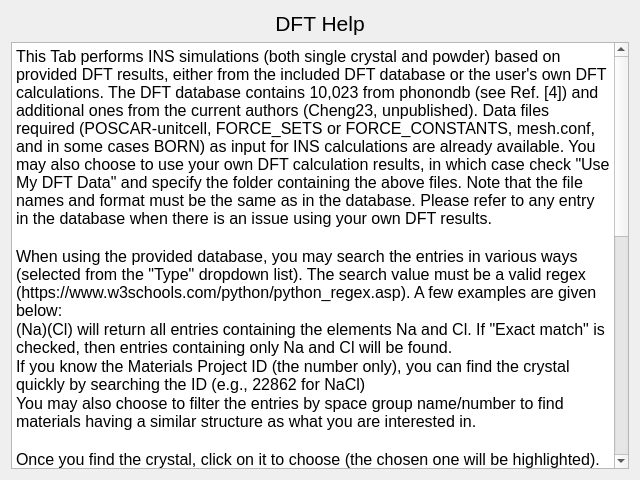
Before: the Qt Designer form src/inspired/gui/help_dft.ui in neutrons/inspired, drawn with Qt 5.
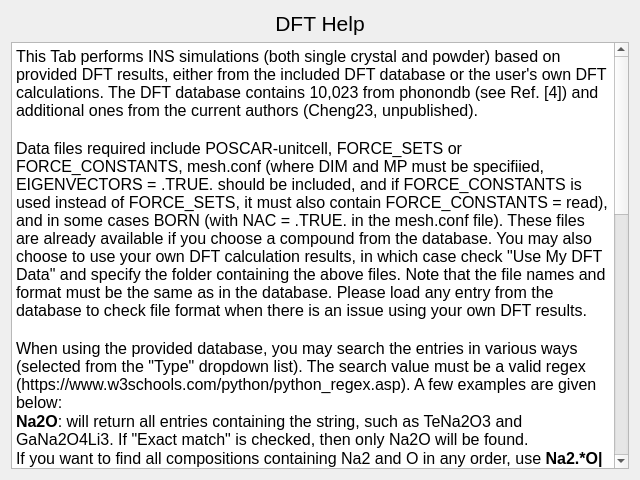
After: the same form once the commit is applied.

Commit message:
new dft database and mlff with new interface (#8)
* new dft database and mlff

* Update config

* updated DFT help

* include nac in dispersion

* allow manual sc dim in mlff

* fix reference

* pip flags and url for torch related packages

* github actions and pyproject updated based on the pip dependencies changes

---------

Patch:
```diff
--- a/src/inspired/gui/help_dft.ui
+++ b/src/inspired/gui/help_dft.ui
@@ -31,16 +31,19 @@
 li.unchecked::marker { content: &quot;\2610&quot;; }
 li.checked::marker { content: &quot;\2612&quot;; }
 &lt;/style&gt;&lt;/head&gt;&lt;body style=&quot; font-family:'Segoe UI'; font-size:9pt; font-weight:400; font-style:normal;&quot;&gt;
-&lt;p style=&quot; margin-top:0px; margin-bottom:0px; margin-left:0px; margin-right:0px; -qt-block-indent:0; text-indent:0px;&quot;&gt;&lt;span style=&quot; font-size:12pt;&quot;&gt;This Tab performs INS simulations (both single crystal and powder) based on provided DFT results, either from the included DFT database or the user's own DFT calculations. The DFT database contains 10,023 from phonondb (see Ref. [4]) and additional ones from the current authors (Cheng23, unpublished). Data files required (POSCAR-unitcell, FORCE_SETS or FORCE_CONSTANTS, mesh.conf, and in some cases BORN) as input for INS calculations are already available. You may also choose to use your own DFT calculation results, in which case check &amp;quot;Use My DFT Data&amp;quot; and specify the folder containing the above files. Note that the file names and format must be the same as in the database. Please refer to any entry in the database when there is an issue using your own DFT results.&lt;/span&gt;&lt;/p&gt;
+&lt;p style=&quot; margin-top:0px; margin-bottom:0px; margin-left:0px; margin-right:0px; -qt-block-indent:0; text-indent:0px;&quot;&gt;&lt;span style=&quot; font-size:12pt;&quot;&gt;This Tab performs INS simulations (both single crystal and powder) based on provided DFT results, either from the included DFT database or the user's own DFT calculations. The DFT database contains 10,023 from phonondb (see Ref. [4]) and additional ones from the current authors (Cheng23, unpublished). &lt;/span&gt;&lt;/p&gt;
+&lt;p style=&quot;-qt-paragraph-type:empty; margin-top:0px; margin-bottom:0px; margin-left:0px; margin-right:0px; -qt-block-indent:0; text-indent:0px; font-size:12pt;&quot;&gt;&lt;br /&gt;&lt;/p&gt;
+&lt;p style=&quot; margin-top:0px; margin-bottom:0px; margin-left:0px; margin-right:0px; -qt-block-indent:0; text-indent:0px;&quot;&gt;&lt;span style=&quot; font-size:12pt;&quot;&gt;Data files required include POSCAR-unitcell, FORCE_SETS or FORCE_CONSTANTS, mesh.conf (where DIM and MP must be specifiied, EIGENVECTORS = .TRUE. should be included, and if FORCE_CONSTANTS is used instead of FORCE_SETS, it must also contain FORCE_CONSTANTS = read), and in some cases BORN (with NAC = .TRUE. in the mesh.conf file). These files are already available if you choose a compound from the database. You may also choose to use your own DFT calculation results, in which case check &amp;quot;Use My DFT Data&amp;quot; and specify the folder containing the above files. Note that the file names and format must be the same as in the database. Please load any entry from the database to check file format when there is an issue using your own DFT results.&lt;/span&gt;&lt;/p&gt;
 &lt;p style=&quot;-qt-paragraph-type:empty; margin-top:0px; margin-bottom:0px; margin-left:0px; margin-right:0px; -qt-block-indent:0; text-indent:0px; font-size:12pt;&quot;&gt;&lt;br /&gt;&lt;/p&gt;
 &lt;p style=&quot; margin-top:0px; margin-bottom:0px; margin-left:0px; margin-right:0px; -qt-block-indent:0; text-indent:0px;&quot;&gt;&lt;span style=&quot; font-size:12pt;&quot;&gt;When using the provided database, you may search the entries in various ways (selected from the &amp;quot;Type&amp;quot; dropdown list). The search value must be a valid regex (https://www.w3schools.com/python/python_regex.asp). A few examples are given below:&lt;/span&gt;&lt;/p&gt;
-&lt;p style=&quot; margin-top:0px; margin-bottom:0px; margin-left:0px; margin-right:0px; -qt-block-indent:0; text-indent:0px;&quot;&gt;&lt;span style=&quot; font-size:12pt;&quot;&gt;(Na)(Cl) will return all entries containing the elements Na and Cl. If &amp;quot;Exact match&amp;quot; is checked, then entries containing only Na and Cl will be found.&lt;/span&gt;&lt;/p&gt;
+&lt;p style=&quot; margin-top:0px; margin-bottom:0px; margin-left:0px; margin-right:0px; -qt-block-indent:0; text-indent:0px;&quot;&gt;&lt;span style=&quot; font-size:12pt; font-weight:700;&quot;&gt;Na2O&lt;/span&gt;&lt;span style=&quot; font-size:12pt;&quot;&gt;: will return all entries containing the string, such as TeNa2O3 and GaNa2O4Li3. If &amp;quot;Exact match&amp;quot; is checked, then only Na2O will be found.&lt;/span&gt;&lt;/p&gt;
+&lt;p style=&quot; margin-top:0px; margin-bottom:0px; margin-left:0px; margin-right:0px; -qt-block-indent:0; text-indent:0px;&quot;&gt;&lt;span style=&quot; font-size:12pt;&quot;&gt;If you want to find all compositions containing Na2 and O in any order, use &lt;/span&gt;&lt;span style=&quot; font-size:12pt; font-weight:700;&quot;&gt;Na2.*O|O.*Na2&lt;/span&gt;&lt;span style=&quot; font-size:12pt;&quot;&gt; for the search.&lt;/span&gt;&lt;/p&gt;
 &lt;p style=&quot; margin-top:0px; margin-bottom:0px; margin-left:0px; margin-right:0px; -qt-block-indent:0; text-indent:0px;&quot;&gt;&lt;span style=&quot; font-size:12pt;&quot;&gt;If you know the Materials Project ID (the number only), you can find the crystal quickly by searching the ID (e.g., 22862 for NaCl)&lt;/span&gt;&lt;/p&gt;
 &lt;p style=&quot; margin-top:0px; margin-bottom:0px; margin-left:0px; margin-right:0px; -qt-block-indent:0; text-indent:0px;&quot;&gt;&lt;span style=&quot; font-size:12pt;&quot;&gt;You may also choose to filter the entries by space group name/number to find materials having a similar structure as what you are interested in.&lt;/span&gt;&lt;/p&gt;
 &lt;p style=&quot;-qt-paragraph-type:empty; margin-top:0px; margin-bottom:0px; margin-left:0px; margin-right:0px; -qt-block-indent:0; text-indent:0px; font-size:12pt;&quot;&gt;&lt;br /&gt;&lt;/p&gt;
-&lt;p style=&quot; margin-top:0px; margin-bottom:0px; margin-left:0px; margin-right:0px; -qt-block-indent:0; text-indent:0px;&quot;&gt;&lt;span style=&quot; font-size:12pt;&quot;&gt;Once you find the crystal, click on it to choose (the chosen one will be highlighted). Click &amp;quot;Load selected model&amp;quot; the copy the input files.&lt;/span&gt;&lt;/p&gt;
+&lt;p style=&quot; margin-top:0px; margin-bottom:0px; margin-left:0px; margin-right:0px; -qt-block-indent:0; text-indent:0px;&quot;&gt;&lt;span style=&quot; font-size:12pt;&quot;&gt;Once you find the crystal, click on it to choose (the chosen one will be highlighted). Click &amp;quot;Load selected model&amp;quot; to copy the input files.&lt;/span&gt;&lt;/p&gt;
 &lt;p style=&quot;-qt-paragraph-type:empty; margin-top:0px; margin-bottom:0px; margin-left:0px; margin-right:0px; -qt-block-indent:0; text-indent:0px; font-size:12pt;&quot;&gt;&lt;br /&gt;&lt;/p&gt;
-&lt;p style=&quot; margin-top:0px; margin-bottom:0px; margin-left:0px; margin-right:0px; -qt-block-indent:0; text-indent:0px;&quot;&gt;&lt;span style=&quot; font-size:12pt;&quot;&gt;Step 2 is optional, but it is often convenient to view the crystal structure and check the phonon dispersion and DOS before the INS simulation. In some cases, negative frequencies (imaginary modes) exist, which could indicate insufficient modeling or actual instability of the structure. It is essential to be aware of this situation when interpreting the results.&lt;/span&gt;&lt;/p&gt;
+&lt;p style=&quot; margin-top:0px; margin-bottom:0px; margin-left:0px; margin-right:0px; -qt-block-indent:0; text-indent:0px;&quot;&gt;&lt;span style=&quot; font-size:12pt;&quot;&gt;Step 2 is optional, but it is often convenient to view the crystal structure and check the phonon dispersion and DOS before the INS simulation. In some cases, negative frequencies (imaginary modes) exist, which could indicate issues in modeling or actual instability of the structure. It is essential to be aware of this situation when interpreting the results.&lt;/span&gt;&lt;/p&gt;
 &lt;p style=&quot;-qt-paragraph-type:empty; margin-top:0px; margin-bottom:0px; margin-left:0px; margin-right:0px; -qt-block-indent:0; text-indent:0px; font-size:12pt;&quot;&gt;&lt;br /&gt;&lt;/p&gt;
 &lt;p style=&quot; margin-top:0px; margin-bottom:0px; margin-left:0px; margin-right:0px; -qt-block-indent:0; text-indent:0px;&quot;&gt;&lt;span style=&quot; font-size:12pt;&quot;&gt;Step 3: Set up INS simulation (Phonopy and OCLIMAX). This step generates a *.params file in the working directory. Detailed instructions can be found in the popup window (the help button within).&lt;/span&gt;&lt;/p&gt;
 &lt;p style=&quot;-qt-paragraph-type:empty; margin-top:0px; margin-bottom:0px; margin-left:0px; margin-right:0px; -qt-block-indent:0; text-indent:0px; font-size:12pt;&quot;&gt;&lt;br /&gt;&lt;/p&gt;
```
The commit also changes 31 other files.
